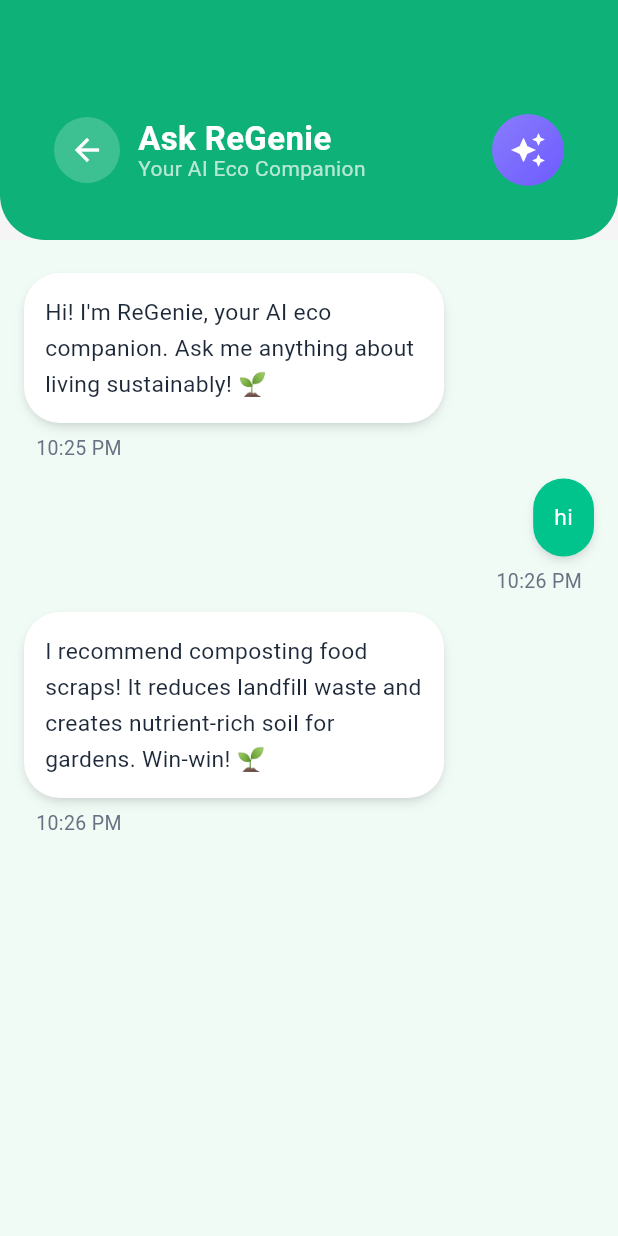
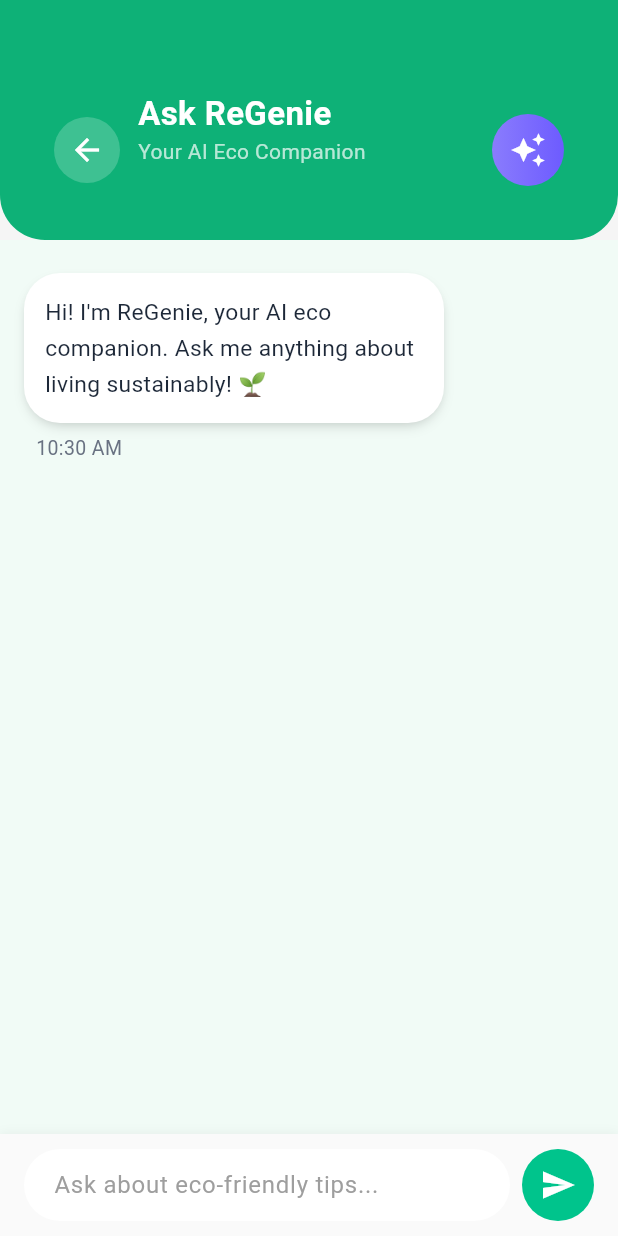
Before and after one commit to sam-in07/ReGenie, a Flutter app: the ChatScreen screen opened directly, on a phone screen of 412 x 824 dp. Run offline on Flutter 3.47's test engine with Material 3 defaults, Android fonts, the phone set to English and light mode, and no system bars; our stand-ins replace cloud_firestore, dartz, equatable, firebase_auth, firebase_core, firebase_storage and 4 more; accounts and stored records are empty.

Commit message:
feat: Integrate OpenAI for AI chat functionality
Adds an AI-powered chat feature using the OpenAI API to provide users with eco-friendly advice.

- **AI Service:**
  - Create `AIService` to handle requests to the OpenAI `gpt-4o-mini` model.
  - Implement `sendMessage` to communicate with the chat completions endpoint.

- **Dependencies:**
  - Add `flutter_dotenv` to manage the OpenAI API key securely.
  - Add `intl` for formatting message timestamps.
  - Add `.env` to `.gitignore` to protect secret keys.

- **Chat UI & State Management:**
  - Convert `ChatScreen` to a `StatefulWidget` to manage message state and user input.
  - Implement logic to send user messages to the AI service and display the response.
  - Add a "typing" indicator while waiting for the AI's reply.
  - Implement an input field and send button for user interaction.
  - Automatically scroll to the latest message.

- **Initialization:**
  - Load environment variables from the `.env` file in `main.dart`.

```diff
--- a/lib/main.dart
+++ b/lib/main.dart
@@ -1,6 +1,7 @@
 import 'package:firebase_core/firebase_core.dart';
 import 'package:flutter/material.dart';
 import 'package:flutter_bloc/flutter_bloc.dart';
+import 'package:flutter_dotenv/flutter_dotenv.dart';
 import 'package:regenie/core/firebase/firebase_options.dart';
 import 'package:regenie/core/firebase/firebase_service.dart';
 import 'package:regenie/data/repositories/user_repo_impl.dart';
@@ -23,6 +24,7 @@ Future<void> main() async {
   );
   // await Firebase.initializeApp();
   await writeDummyLeaderboard();
+  await dotenv.load(fileName: ".env");
   // 🔹 Create base dependencies manually (instead of GetIt)
   final firebaseService = FirebaseService();
   final userRepository = UserRepoImpl(firebaseService);
--- a/lib/presentation/Chat/Pages/chat_screen.dart
+++ b/lib/presentation/Chat/Pages/chat_screen.dart
@@ -1,48 +1,88 @@
 import 'package:flutter/material.dart';
+import 'package:intl/intl.dart';
+import 'package:regenie/core/firebase/ai_service.dart';
+
 import 'package:regenie/presentation/widgets/primary_header.dart';
 
-class ChatScreen extends StatelessWidget {
+
+class ChatScreen extends StatefulWidget {
   const ChatScreen({super.key});
 
   @override
-  Widget build(BuildContext context) {
-    final List<Map<String, dynamic>> messages = [
+  State<ChatScreen> createState() => _ChatScreenState();
+}
+
+class _ChatScreenState extends State<ChatScreen> {
+  final List<Map<String, dynamic>> _messages = [
     {
-        'text':
-        "Hi! I'm ReGenie, your AI eco companion. Ask me anything about living sustainably! 🌱",
+      'text': "Hi! I'm ReGenie, your AI eco companion. Ask me anything about living sustainably! 🌱",
       'isUser': false,
-        'time': "10:25 PM",
-      },
-      {
-        'text': "hi",
-        'isUser': true,
-        'time': "10:26 PM",
-      },
-      {
-        'text':
-        "I recommend composting food scraps! It reduces landfill waste and creates nutrient-rich soil for gardens. Win-win! 🌱",
-        'isUser': false,
-        'time': "10:26 PM",
+      'time': DateFormat('hh:mm a').format(DateTime.now()),
     },
   ];
 
+  final TextEditingController _controller = TextEditingController();
+  final ScrollController _scrollController = ScrollController();
+  bool _isLoading = false;
+
+  void _sendMessage() async {
+    final userMessage = _controller.text.trim();
+    if (userMessage.isEmpty) return;
+
+    setState(() {
+      _messages.add({
+        'text': userMessage,
+        'isUser': true,
+        'time': DateFormat('hh:mm a').format(DateTime.now()),
+      });
+      _isLoading = true;
+      _controller.clear();
+    });
+
+    _scrollToBottom();
+
+    // 🧠 Send to AI
+    final reply = await AIService.sendMessage(userMessage);
+
+    setState(() {
+      _messages.add({
+        'text': reply,
+        'isUser': false,
+        'time': DateFormat('hh:mm a').format(DateTime.now()),
+      });
+      _isLoading = false;
+    });
+
+    _scrollToBottom();
+  }
+
+  void _scrollToBottom() {
+    Future.delayed(const Duration(milliseconds: 300), () {
+      if (_scrollController.hasClients) {
+        _scrollController.animateTo(
+          _scrollController.position.maxScrollExtent,
+          duration: const Duration(milliseconds: 400),
+          curve: Curves.easeOut,
+        );
+      }
+    });
+  }
+
+  @override
+  Widget build(BuildContext context) {
     return Scaffold(
       backgroundColor: const Color(0xFFF5F5F5),
-
       body: Column(
         children: [
-          /// ✅ Green Rounded Header
+          /// ✅ Green header
           PrimaryHeader(
             height: 160,
             child: Padding(
               padding: const EdgeInsets.only(left: 16, right: 16, top: 40),
               child: Row(
-                crossAxisAlignment: CrossAxisAlignment.center, // 👈 Keeps all aligned in a row
                 mainAxisAlignment: MainAxisAlignment.spaceBetween,
                 children: [
-                  // ✅ Left side: back button + titles
                   Row(
-                    crossAxisAlignment: CrossAxisAlignment.center,
                     children: [
                       GestureDetector(
                         onTap: () => Navigator.pop(context),
@@ -56,44 +96,26 @@ class ChatScreen extends StatelessWidget {
                         ),
                       ),
                       const SizedBox(width: 12),
-
-                      // ✅ Titles — perfectly centered with button
                       Column(
                         crossAxisAlignment: CrossAxisAlignment.start,
-                        mainAxisAlignment: MainAxisAlignment.center, // 👈 centers vertically
                         children: const [
-                          Text(
-                            "Ask ReGenie",
+                          Text("Ask ReGenie",
                               style: TextStyle(
                                   color: Colors.white,
                                   fontSize: 22,
-                              fontWeight: FontWeight.w600,
-                              height: 1, // tightens vertical spacing
-                            ),
-                          ),
-                          SizedBox(height: 2),
-                          Text(
-                            "Your AI Eco Companion",
-                            style: TextStyle(
-                              color: Colors.white70,
-                              fontSize: 14,
-                              height: 1,
-                            ),
-                          ),
+                                  fontWeight: FontWeight.w600)),
+                          Text("Your AI Eco Companion",
+                              style: TextStyle(color: Colors.white70, fontSize: 14)),
                         ],
                       ),
                     ],
                   ),
-
-                  // ✅ Purple Star button
                   Container(
                     padding: const EdgeInsets.all(12),
                     decoration: const BoxDecoration(
                       shape: BoxShape.circle,
                       gradient: LinearGradient(
                         colors: [Color(0xFF8A7CFD), Color(0xFF6D5BFF)],
-                        begin: Alignment.topLeft,
-                        end: Alignment.bottomRight,
                       ),
                     ),
                     child: const Icon(Icons.auto_awesome, color: Colors.white),
@@ -106,12 +128,24 @@ class ChatScreen extends StatelessWidget {
           /// ✅ Chat area
           Expanded(
             child: Container(
-              color: const Color(0xFFF1FBF6), // light greenish background
+              color: const Color(0xFFF1FBF6),
               child: ListView.builder(
+                controller: _scrollController,
                 padding: const EdgeInsets.all(16),
-                itemCount: messages.length,
+                itemCount: _messages.length + (_isLoading ? 1 : 0),
                 itemBuilder: (context, index) {
-                  final message = messages[index];
+                  if (_isLoading && index == _messages.length) {
+                    return const Padding(
+                      padding: EdgeInsets.all(8),
+                      child: Align(
+                        alignment: Alignment.centerLeft,
+                        child: Text("ReGenie is typing... 🌱",
+                            style: TextStyle(color: Colors.grey, fontSize: 14)),
+                      ),
+                    );
+                  }
+
+                  final message = _messages[index];
                   final isUser = message['isUser'] as bool;
 
                   return Column(
@@ -124,8 +158,8 @@ class ChatScreen extends StatelessWidget {
                         constraints: const BoxConstraints(maxWidth: 280),
                         decoration: BoxDecoration(
                           color: isUser
-                              ? const Color(0xFF00C48C) // 🌿 user bubble green
-                              : Colors.white, // 🤖 AI bubble white
+                              ? const Color(0xFF00C48C)
+                              : Colors.white,
                           borderRadius: BorderRadius.circular(24),
                           boxShadow: const [
                             BoxShadow(
@@ -145,9 +179,8 @@ class ChatScreen extends StatelessWidget {
                         child: Text(
                           message['text'],
                           style: TextStyle(
-                            color: isUser
-                                ? Colors.white
-                                : const Color(0xFF1D2838),
+                            color:
+                            isUser ? Colors.white : const Color(0xFF1D2838),
                             fontSize: 15.2,
                             height: 1.6,
                           ),
@@ -174,6 +207,53 @@ class ChatScreen extends StatelessWidget {
             ),
           ),
 
+          /// ✅ Input bar
+          Container(
+            padding: const EdgeInsets.symmetric(horizontal: 16, vertical: 10),
+            decoration: BoxDecoration(
+              color: Colors.grey[50],
+              boxShadow: [
+                BoxShadow(
+                  color: Colors.black12.withOpacity(0.05),
+                  blurRadius: 5,
+                  offset: const Offset(0, -1),
+                ),
+              ],
+            ),
+            child: Row(
+              children: [
+                Expanded(
+                  child: TextField(
+                    controller: _controller,
+                    decoration: InputDecoration(
+                      hintText: "Ask about eco-friendly tips...",
+                      hintStyle: const TextStyle(color: Colors.grey),
+                      filled: true,
+                      fillColor: Colors.white,
+                      contentPadding: const EdgeInsets.symmetric(
+                          horizontal: 16, vertical: 12),
+                      border: OutlineInputBorder(
+                        borderRadius: BorderRadius.circular(25),
+                        borderSide: BorderSide.none,
+                      ),
+                    ),
+                  ),
+                ),
+                const SizedBox(width: 8),
+                GestureDetector(
+                  onTap: _sendMessage,
+                  child: Container(
+                    padding: const EdgeInsets.all(12),
+                    decoration: const BoxDecoration(
+                      color: Color(0xFF00C48C),
+                      shape: BoxShape.circle,
+                    ),
+                    child: const Icon(Icons.send, color: Colors.white),
+                  ),
+                ),
+              ],
+            ),
+          ),
         ],
       ),
     );
--- a/pubspec.yaml
+++ b/pubspec.yaml
@@ -72,6 +72,10 @@ dependencies:
   #maps
   google_maps_flutter: ^2.13.1
   geolocator: ^14.0.2
+  #.env file
+  flutter_dotenv: ^6.0.0
+  #date formate
+  intl: ^0.20.2
 
 
 dev_dependencies:
```
Also changed, not shown: lib/core/firebase/ai_service.dart (added, +38 -0 lines), pubspec.lock, 1 other file. Lines whose indentation alone changed are shown as unchanged.
